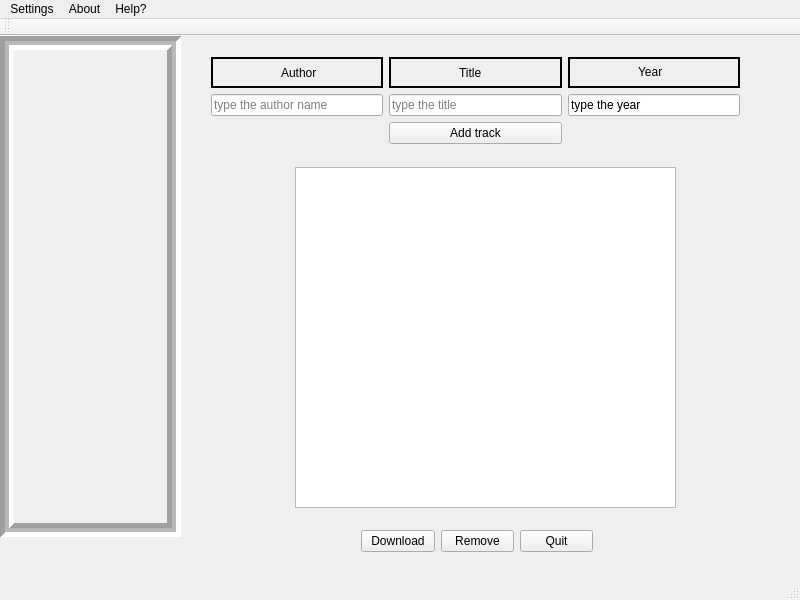
This is mainwindow.ui in tiserge2/music_tracker_cpp as Qt 5 draws it before an edit. The edited form follows.
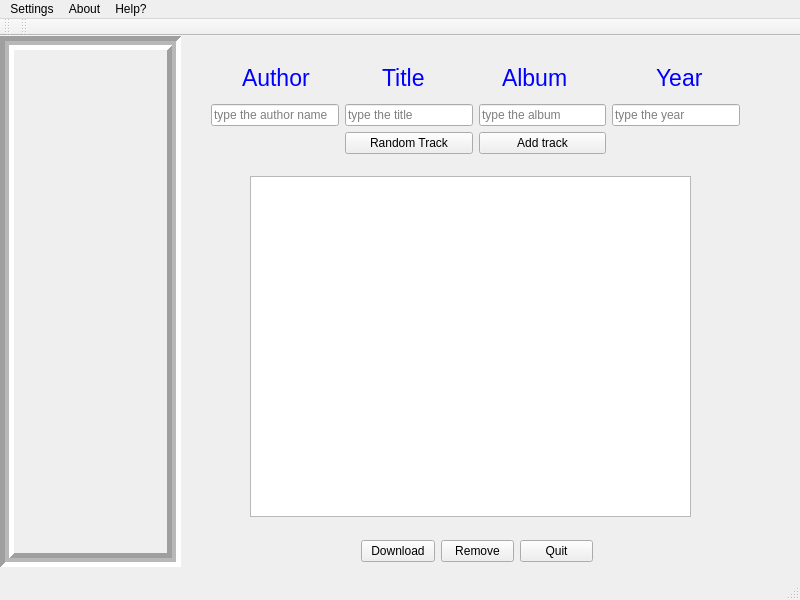
This is the edited form. Icons and pictures are not drawn.

```diff
--- a/mainwindow.ui
+++ b/mainwindow.ui
@@ -28,6 +28,9 @@
   <property name="windowTitle">
    <string>Music Tracker</string>
   </property>
+  <property name="styleSheet">
+   <string notr="true"/>
+  </property>
   <property name="toolButtonStyle">
    <enum>Qt::ToolButtonTextOnly</enum>
   </property>
@@ -41,54 +44,98 @@
       <x>200</x>
       <y>10</y>
       <width>551</width>
-      <height>109</height>
+      <height>119</height>
      </rect>
     </property>
     <layout class="QVBoxLayout" name="verticalLayout">
      <item>
       <layout class="QGridLayout" name="gridLayout">
-       <item row="0" column="2">
-        <widget class="QLabel" name="label_3">
-         <property name="frameShape">
-          <enum>QFrame::WinPanel</enum>
-         </property>
-         <property name="frameShadow">
-          <enum>QFrame::Plain</enum>
-         </property>
-         <property name="text">
-          <string>Year</string>
-         </property>
-         <property name="indent">
-          <number>68</number>
-         </property>
-         <property name="textInteractionFlags">
-          <set>Qt::LinksAccessibleByMouse|Qt::TextSelectableByKeyboard|Qt::TextSelectableByMouse</set>
-         </property>
-        </widget>
-       </item>
        <item row="0" column="1">
         <widget class="QLabel" name="label_2">
          <property name="enabled">
           <bool>true</bool>
          </property>
+         <property name="styleSheet">
+          <string notr="true">font: 75 20pt &quot;Purisa&quot;;
+font-size:23px;
+color:blue;</string>
+         </property>
          <property name="frameShape">
-          <enum>QFrame::WinPanel</enum>
+          <enum>QFrame::NoFrame</enum>
          </property>
          <property name="text">
           <string>Title</string>
          </property>
          <property name="indent">
-          <number>68</number>
+          <number>37</number>
          </property>
         </widget>
        </item>
-       <item row="2" column="1">
-        <widget class="QPushButton" name="pushButton">
+       <item row="0" column="2">
+        <widget class="QLabel" name="label_5">
+         <property name="styleSheet">
+          <string notr="true">font: 75 20pt &quot;Purisa&quot;;
+font-size:23px;
+color:blue;</string>
+         </property>
          <property name="text">
-          <string>Add track</string>
+          <string>Album</string>
          </property>
-         <property name="checkable">
-          <bool>false</bool>
+         <property name="indent">
+          <number>23</number>
+         </property>
+        </widget>
+       </item>
+       <item row="1" column="1">
+        <widget class="QLineEdit" name="lineEdit">
+         <property name="inputMask">
+          <string notr="true"/>
+         </property>
+         <property name="text">
+          <string notr="true"/>
+         </property>
+         <property name="frame">
+          <bool>true</bool>
+         </property>
+         <property name="placeholderText">
+          <string notr="true">type the title</string>
+         </property>
+        </widget>
+       </item>
+       <item row="0" column="3">
+        <widget class="QLabel" name="label_3">
+         <property name="styleSheet">
+          <string notr="true">font: 75 20pt &quot;Purisa&quot;;
+font-size:23px;
+color:blue;</string>
+         </property>
+         <property name="frameShape">
+          <enum>QFrame::NoFrame</enum>
+         </property>
+         <property name="frameShadow">
+          <enum>QFrame::Plain</enum>
+         </property>
+         <property name="text">
+          <string>Year</string>
+         </property>
+         <property name="indent">
+          <number>44</number>
+         </property>
+         <property name="textInteractionFlags">
+          <set>Qt::NoTextInteraction</set>
+         </property>
+        </widget>
+       </item>
+       <item row="1" column="3">
+        <widget class="QLineEdit" name="lineEdit_3">
+         <property name="inputMask">
+          <string/>
+         </property>
+         <property name="text">
+          <string/>
+         </property>
+         <property name="placeholderText">
+          <string>type the year</string>
          </property>
         </widget>
        </item>
@@ -100,8 +147,13 @@
            <verstretch>0</verstretch>
           </sizepolicy>
          </property>
+         <property name="styleSheet">
+          <string notr="true">font: 75 20pt &quot;Purisa&quot;;
+font-size:23px;
+color:blue;</string>
+         </property>
          <property name="frameShape">
-          <enum>QFrame::WinPanel</enum>
+          <enum>QFrame::NoFrame</enum>
          </property>
          <property name="frameShadow">
           <enum>QFrame::Plain</enum>
@@ -122,17 +174,7 @@
           <bool>false</bool>
          </property>
          <property name="indent">
-          <number>68</number>
-         </property>
-        </widget>
-       </item>
-       <item row="1" column="1">
-        <widget class="QLineEdit" name="lineEdit">
-         <property name="text">
-          <string/>
-         </property>
-         <property name="placeholderText">
-          <string>type the title</string>
+          <number>31</number>
          </property>
         </widget>
        </item>
@@ -144,9 +186,26 @@
         </widget>
        </item>
        <item row="1" column="2">
-        <widget class="QLineEdit" name="lineEdit_3">
+        <widget class="QLineEdit" name="lineEdit_4">
+         <property name="placeholderText">
+          <string>type the album </string>
+         </property>
+        </widget>
+       </item>
+       <item row="2" column="2">
+        <widget class="QPushButton" name="pushButton">
          <property name="text">
-          <string>type the year</string>
+          <string>Add track</string>
+         </property>
+         <property name="checkable">
+          <bool>false</bool>
+         </property>
+        </widget>
+       </item>
+       <item row="2" column="1">
+        <widget class="QPushButton" name="pushButton_5">
+         <property name="text">
+          <string>Random Track</string>
          </property>
         </widget>
        </item>
@@ -158,7 +217,7 @@
     <property name="geometry">
      <rect>
       <x>350</x>
-      <y>480</y>
+      <y>490</y>
       <width>254</width>
       <height>51</height>
      </rect>
@@ -193,7 +252,7 @@
       <x>0</x>
       <y>0</y>
       <width>181</width>
-      <height>501</height>
+      <height>531</height>
      </rect>
     </property>
     <property name="frameShape">
@@ -224,12 +283,15 @@
    <widget class="QTableView" name="tableView">
     <property name="geometry">
      <rect>
-      <x>295</x>
-      <y>131</y>
-      <width>381</width>
+      <x>250</x>
+      <y>140</y>
+      <width>441</width>
       <height>341</height>
      </rect>
     </property>
+    <property name="styleSheet">
+     <string notr="true"/>
+    </property>
     <property name="showGrid">
      <bool>false</bool>
     </property>
@@ -282,6 +344,17 @@
     <bool>true</bool>
    </property>
   </widget>
+  <widget class="QToolBar" name="toolBar">
+   <property name="windowTitle">
+    <string>toolBar</string>
+   </property>
+   <attribute name="toolBarArea">
+    <enum>TopToolBarArea</enum>
+   </attribute>
+   <attribute name="toolBarBreak">
+    <bool>false</bool>
+   </attribute>
+  </widget>
  </widget>
  <layoutdefault spacing="6" margin="11"/>
  <resources>
```
